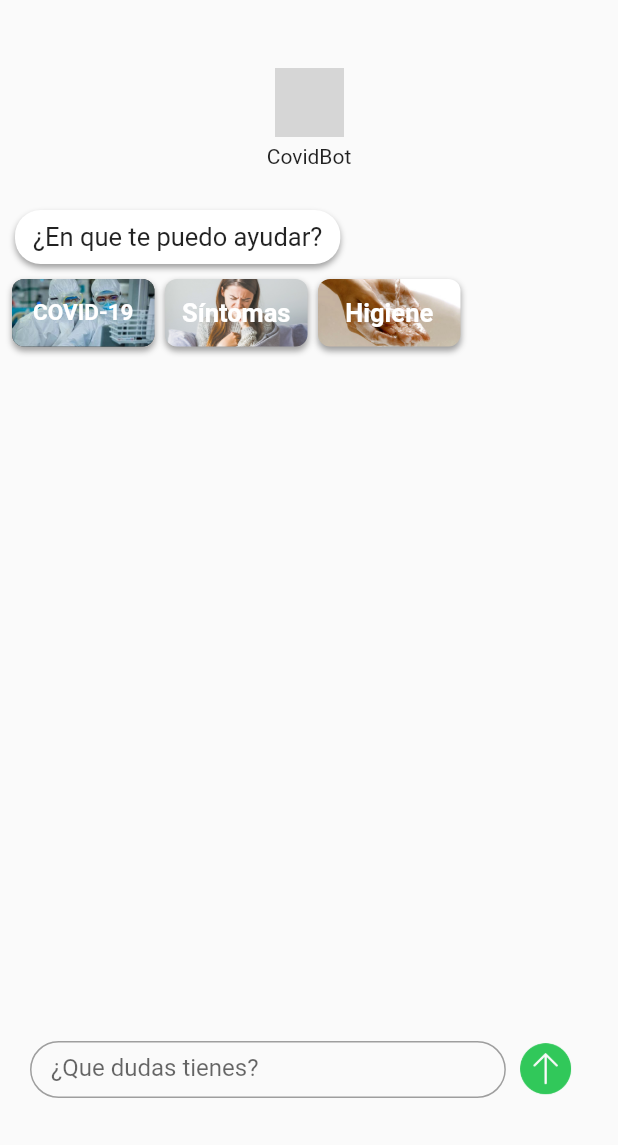
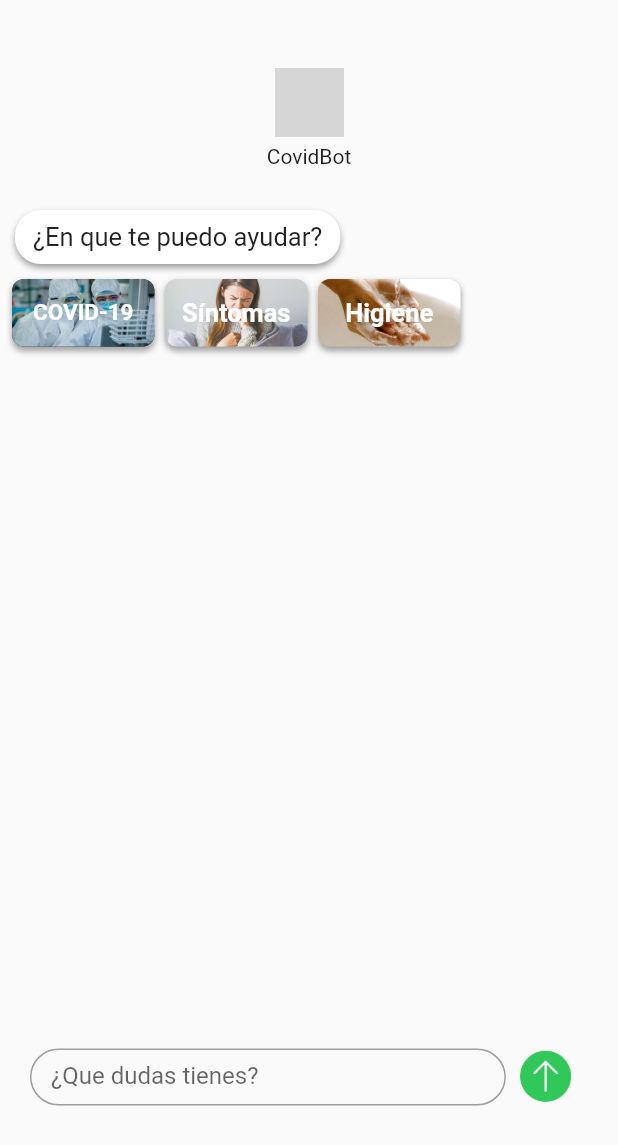
Before and after one commit to Jorgcp99/COVID-APP, a Flutter app: the ChatBotScreen screen opened directly, on a phone screen of 412 x 824 dp. Shown: the top 1145 px of the screen. Run offline on Flutter 3.47's test engine with Material 2 defaults, Android fonts, the phone set to English and light mode, and no system bars; our stand-ins replace cloud_firestore, flutter_typeahead, google_fonts, qr_flutter, webview_flutter; missing offline and left inert: flutter_dialogflow, qrscan; accounts and stored records are empty; network calls fail; project files that could hold a hidden picture were left out; grey boxes are pictures that could not be loaded.

Commit message:
cambios mínimos

```diff
--- a/lib/ui/chat_bot/chat_bot_screen.dart
+++ b/lib/ui/chat_bot/chat_bot_screen.dart
@@ -202,7 +202,7 @@ class _ChatBotScreenState extends State<ChatBotScreen> {
                   Stack(
                     children: <Widget>[
                       Container(
-                        height: MediaQuery.of(context).size.height - 140,
+                        height: MediaQuery.of(context).size.height - 100,
                         child: ListView.builder(
                           padding: new EdgeInsets.fromLTRB(0, 130, 0, 80),
                           shrinkWrap: false,
@@ -226,13 +226,13 @@ class _ChatBotScreenState extends State<ChatBotScreen> {
   Widget _buildTextComposer() {
     return Padding(
       padding:
-      EdgeInsets.fromLTRB(0, MediaQuery.of(context).size.height - 140, 0, 0),
+      EdgeInsets.fromLTRB(0, MediaQuery.of(context).size.height - 135, 0, 0),
       child: Center(
         child: new ClipRect(
           child: new BackdropFilter(
             filter: new ImageFilter.blur(sigmaX: 15.0, sigmaY: 15.0),
             child: Container(
-              height: 50,
+              height: 60,
               color: Color.fromRGBO(0, 0, 0, 0.0),
               //margin: const EdgeInsets.symmetric(horizontal: 8.0),
               child: Padding(
```
Also changed, not shown: lib/ui/main/main_screen.dart (+21 -21 lines).
